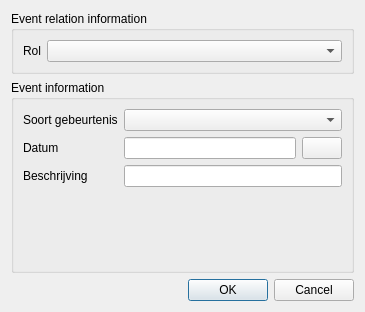
niknetniko/opa, file src/events/event_editor.ui: the form before one commit.
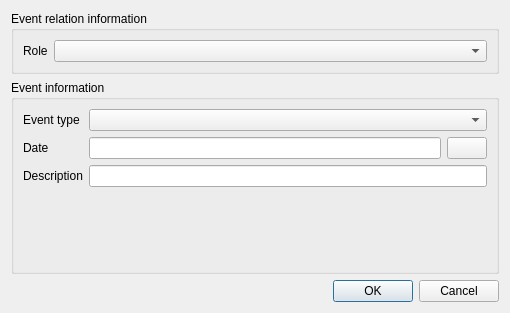
The form after the commit. Icons and pictures are not drawn.

```diff
--- a/src/events/event_editor.ui
+++ b/src/events/event_editor.ui
@@ -6,8 +6,8 @@
    <rect>
     <x>0</x>
     <y>0</y>
-    <width>365</width>
-    <height>312</height>
+    <width>510</width>
+    <height>313</height>
    </rect>
   </property>
   <property name="windowTitle">
@@ -30,7 +30,7 @@
           <item row="0" column="0">
            <widget class="QLabel" name="eventRoleLabel">
             <property name="text">
-             <string>Rol</string>
+             <string>Role</string>
             </property>
             <property name="buddy">
              <cstring>eventRoleComboBox</cstring>
@@ -68,7 +68,7 @@
           <item row="0" column="0">
            <widget class="QLabel" name="eventTypeLabel">
             <property name="text">
-             <string>Soort gebeurtenis</string>
+             <string>Event type</string>
             </property>
             <property name="buddy">
              <cstring>eventTypeComboBox</cstring>
@@ -81,7 +81,7 @@
           <item row="1" column="0">
            <widget class="QLabel" name="eventDateLabel">
             <property name="text">
-             <string>Datum</string>
+             <string>Date</string>
             </property>
            </widget>
           </item>
@@ -105,7 +105,7 @@
           <item row="2" column="0">
            <widget class="QLabel" name="eventNameLabel">
             <property name="text">
-             <string>Beschrijving</string>
+             <string>Description</string>
             </property>
             <property name="buddy">
              <cstring>eventNameEdit</cstring>
```
